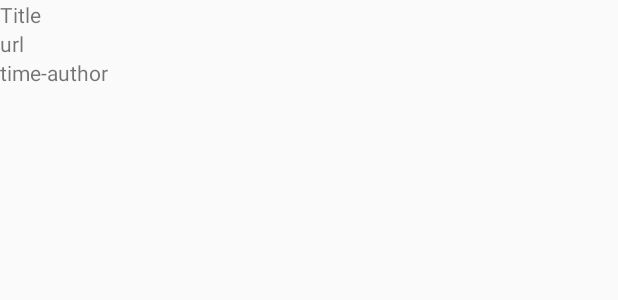
After one commit to basel93natour/HackNewsApp, an Android app: the layout activity_main2.xml on its own in the app's theme, with its tools: preview values and no code run, on a phone screen of 412 x 824 dp. The commit adds this screen. Shown: the top 300 px of the screen. Run offline under Robolectric (Android 15) with nearby library versions, the phone set to English and light mode, and no system bars; network calls fail.

Commit message:
-implement presenter -set on item click listener for list items -prepare story details layout

```diff
--- a/app/src/main/AndroidManifest.xml
+++ b/app/src/main/AndroidManifest.xml
@@ -1,6 +1,8 @@
 <?xml version="1.0" encoding="utf-8"?>
 <manifest xmlns:android="http://schemas.android.com/apk/res/android"
     package="com.example.basel.hackernewsdemo">
+
+    <uses-permission android:name="android.permission.INTERNET" />
 
     <application
         android:allowBackup="true"
@@ -9,7 +11,6 @@
         android:roundIcon="@mipmap/ic_launcher_round"
         android:supportsRtl="true"
         android:theme="@style/AppTheme">
-
         <activity android:name=".MainActivity">
             <intent-filter>
                 <action android:name="android.intent.action.MAIN" />
@@ -17,6 +18,7 @@
                 <category android:name="android.intent.category.LAUNCHER" />
             </intent-filter>
         </activity>
+        <activity android:name=".StoryDetailsActivity"></activity>
     </application>
-    <uses-permission android:name="android.permission.INTERNET" />
+
 </manifest>
--- a/app/src/main/java/com/example/basel/hackernewsdemo/Contractor/Model.kt
+++ b/app/src/main/java/com/example/basel/hackernewsdemo/Contractor/Model.kt
@@ -1,11 +1,13 @@
 package com.example.basel.hackernewsdemo.Contractor
 
+import com.example.basel.hackernewsdemo.DataModel.Story
 import com.example.basel.hackernewsdemo.NetworkService.onFinishedListener
+import io.reactivex.Single
 
 interface Model
 {
     fun getStories()
-    fun getTopStories(onFinishedListener: onFinishedListener)
-    fun getStory()
+    fun getTopStories() : Single<List<Story>>
+    fun getStory(itemId : Int)
     fun getComments()
 }
--- a/app/src/main/java/com/example/basel/hackernewsdemo/Contractor/Presenter.kt
+++ b/app/src/main/java/com/example/basel/hackernewsdemo/Contractor/Presenter.kt
@@ -1,4 +1,6 @@
 package com.example.basel.hackernewsdemo.Contractor
+
+import com.example.basel.hackernewsdemo.DataModel.Story
 
 interface Presenter
 {
--- a/app/src/main/java/com/example/basel/hackernewsdemo/Contractor/View.kt
+++ b/app/src/main/java/com/example/basel/hackernewsdemo/Contractor/View.kt
@@ -8,6 +8,6 @@ interface View
     fun showLoading()
     fun hideLoading()
     fun showTopStories(stories : ArrayList<Story>)
-    fun getTopStory(storyID : Int)
+    fun goToStory(story: Story)
 
 }
--- a/app/src/main/java/com/example/basel/hackernewsdemo/DataModel/Story.kt
+++ b/app/src/main/java/com/example/basel/hackernewsdemo/DataModel/Story.kt
@@ -1,8 +1,11 @@
 package com.example.basel.hackernewsdemo.DataModel
+import java.io.Serializable;
 
 import com.google.gson.annotations.Expose
 import com.google.gson.annotations.SerializedName
-class Story : Comparable <Story>{
+
+@SuppressWarnings("serial") //With this annotation we are going to hide compiler warnings
+class Story() : Comparable <Story>,Serializable {
     @SerializedName("by")
     @Expose
     var by:String?=null
@@ -34,4 +37,5 @@ class Story : Comparable <Story>{
     override fun compareTo(story: Story): Int {
         return story.id!!.compareTo(this.id!!)
     }
+
 }
--- a/app/src/main/java/com/example/basel/hackernewsdemo/NetworkService/NetworkClient.kt
+++ b/app/src/main/java/com/example/basel/hackernewsdemo/NetworkService/NetworkClient.kt
@@ -2,6 +2,7 @@ package com.example.basel.hackernewsdemo.NetworkService
 
 import retrofit2.Retrofit
 import okhttp3.OkHttpClient
+import retrofit2.adapter.rxjava2.RxJava2CallAdapterFactory
 import retrofit2.converter.gson.GsonConverterFactory
 
 
@@ -16,6 +17,7 @@ import retrofit2.converter.gson.GsonConverterFactory
             retrofit = retrofit2.Retrofit.Builder()
                     .baseUrl(url)
                     .addConverterFactory(GsonConverterFactory.create())
+                    .addCallAdapterFactory(RxJava2CallAdapterFactory.create())
                     .build()
         }
         return retrofit!!
--- a/app/src/main/java/com/example/basel/hackernewsdemo/NetworkService/onFinishedListener.kt
+++ b/app/src/main/java/com/example/basel/hackernewsdemo/NetworkService/onFinishedListener.kt
@@ -3,6 +3,6 @@ package com.example.basel.hackernewsdemo.NetworkService
 import com.example.basel.hackernewsdemo.DataModel.Story
 
 interface onFinishedListener {
-    fun onSuccess(response: Story)
+    fun onSuccess(response: ArrayList<Story>)
     fun onFailed(message : String)
 }
--- /dev/null
+++ b/app/src/main/res/layout/activity_main2.xml
@@ -0,0 +1,97 @@
+<?xml version="1.0" encoding="utf-8"?>
+<android.support.constraint.ConstraintLayout xmlns:android="http://schemas.android.com/apk/res/android"
+    xmlns:app="http://schemas.android.com/apk/res-auto"
+    xmlns:tools="http://schemas.android.com/tools"
+    android:layout_width="match_parent"
+    android:layout_height="match_parent">
+
+    <TableLayout
+        android:layout_width="fill_parent"
+        android:layout_height="match_parent">
+        <TableRow
+            android:layout_width="fill_parent"
+            android:layout_height="wrap_content">
+            <TableLayout
+                android:layout_width="fill_parent"
+                android:layout_weight="1"
+                android:layout_height="match_parent">
+                <TableRow
+                    android:layout_width="fill_parent"
+
+                    android:layout_height="wrap_content">
+
+                    <TextView
+                        android:layout_width="fill_parent"
+                        android:layout_height="wrap_content"
+                        android:layout_weight="1"
+                        android:text="Title"
+                        android:maxLines="1"
+                        android:ellipsize="end"
+
+                        android:inputType="textMultiLine"
+                        android:id="@+id/details_title"/>
+                </TableRow>
+                <TableRow
+                    android:layout_width="fill_parent"
+                    android:layout_height="wrap_content">
+
+                    <TextView
+                        android:layout_width="fill_parent"
+                        android:layout_height="wrap_content"
+                        android:layout_weight="1"
+                        android:text="url"
+                        android:ellipsize="end"
+                        android:maxLines="1"
+                        android:id="@+id/details_url"/>
+                </TableRow>
+                <TableRow
+                    android:layout_width="fill_parent"
+                    android:layout_height="wrap_content">
+
+                    <TextView
+                        android:layout_width="fill_parent"
+                        android:layout_height="wrap_content"
+                        android:text="time"
+                        android:id="@+id/details_date"/>
+                    <TextView
+                        android:layout_width="fill_parent"
+                        android:layout_height="wrap_content"
+                        android:text="-"/>
+                    <TextView
+                        android:layout_width="fill_parent"
+                        android:layout_height="wrap_content"
+                        android:text="author"
+                        android:id="@+id/details_author"/>
+                </TableRow>
+
+            </TableLayout>
+        </TableRow>
+
+        <TableRow
+            android:layout_width="fill_parent"
+            android:layout_height="wrap_content">
+
+            <android.support.design.widget.TabLayout
+                android:id="@+id/tabs_main"
+                android:layout_width="fill_parent"
+                android:layout_weight="1"
+                android:layout_height="wrap_content"
+                app:tabMode="fixed" />
+
+        </TableRow>
+        <TableRow
+            android:layout_width="fill_parent"
+            android:layout_height="wrap_content">
+            <android.support.v4.view.ViewPager
+                android:id="@+id/viewpager_main"
+                android:layout_width="fill_parent"
+                android:layout_weight="1"
+                android:layout_height="wrap_content"
+                app:layout_constraintTop_toBottomOf="@+id/tabs_main"/>
+
+        </TableRow>
+
+    </TableLayout>
+
+
+</android.support.constraint.ConstraintLayout>
--- a/app/src/main/res/layout/storylist_item.xml
+++ b/app/src/main/res/layout/storylist_item.xml
@@ -50,7 +50,9 @@
                 android:layout_marginStart="8dp"
                 android:layout_marginTop="4dp"
                 android:maxLines="1"
+                android:ellipsize="end"
                 android:text="Internet Vulnerability"
+                android:inputType="textMultiLine"
                 app:layout_constraintStart_toStartOf="parent"
                 app:layout_constraintTop_toTopOf="parent" />
 
@@ -62,6 +64,7 @@
                 android:layout_marginTop="12dp"
                 android:text="blog.google.com"
                 android:maxLines="1"
+                android:ellipsize="end"
                 app:layout_constraintStart_toStartOf="parent"
                 app:layout_constraintTop_toBottomOf="@+id/story_title" />
 
```
Also changed, not shown: app/build.gradle (+6 -2 lines), app/src/main/java/com/example/basel/hackernewsdemo/Adapter/StoryDetailsAdapter.kt (added, +34 -0 lines), app/src/main/java/com/example/basel/hackernewsdemo/Adapter/StoryListAdapter.kt (+21 -40 lines), app/src/main/java/com/example/basel/hackernewsdemo/MainActivity.kt (+33 -28 lines), app/src/main/java/com/example/basel/hackernewsdemo/MainPresenter/MainPresenter.kt (+8 -21 lines), app/src/main/java/com/example/basel/hackernewsdemo/Model/MainModel.kt (+19 -38 lines), app/src/main/java/com/example/basel/hackernewsdemo/NetworkService/HNService.kt (+8 -4 lines), app/src/main/java/com/example/basel/hackernewsdemo/StoryDetailsActivity.kt (added, +18 -0 lines), app/src/main/res/layout/activity_main.xml (+11 -0 lines).
